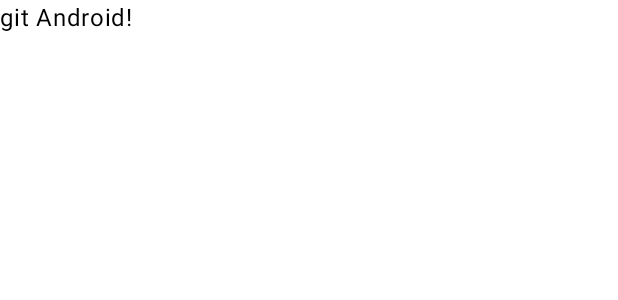
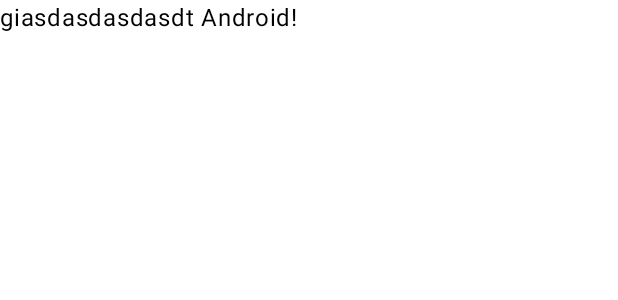
Before and after one commit to nikitasasniy/Coder_Chat, an Android app built with Jetpack Compose: the @Preview function GreetingPreview, on a phone screen of 412 x 824 dp. Shown: the top 300 px of the screen. Run offline under Robolectric (Android 15) with nearby library versions, the phone set to English and light mode, and no system bars.

Commit message:
ветка для меня

```diff
--- a/app/src/main/java/com/example/lab_5/MainActivity.kt
+++ b/app/src/main/java/com/example/lab_5/MainActivity.kt
@@ -32,7 +32,7 @@ class MainActivity : ComponentActivity() {
 @Composable
 fun Greeting1(name: String, modifier: Modifier = Modifier) {
     Text(
-        text = "git $name!",
+        text = "giasdasdasdasdt $name!",
         modifier = modifier
     )
 }
```
